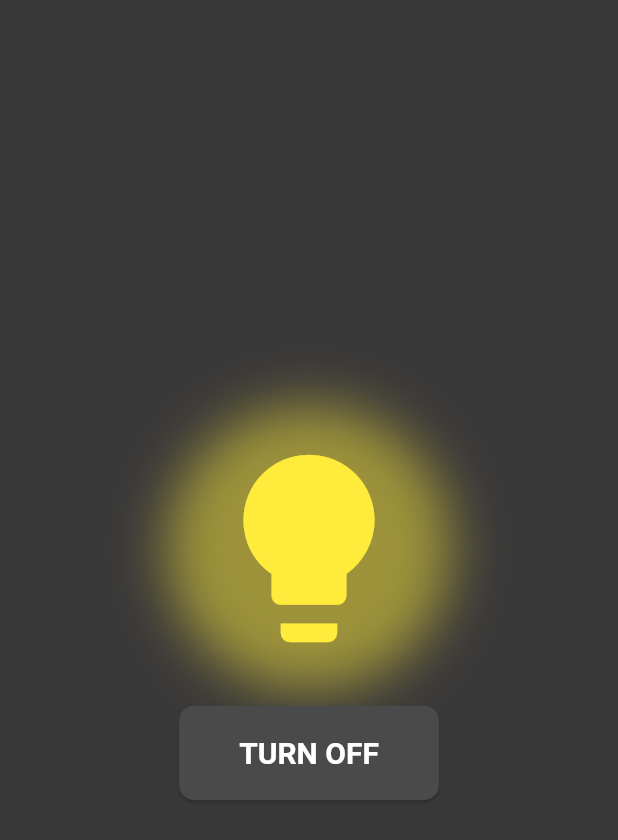
After one commit to Sabahat-12345/first_app, a Flutter app: the screen it shows after launch, after a tap on "TURN ON", on a phone screen of 412 x 824 dp. The commit adds this screen. Shown: the top 840 px of the screen. Run offline on Flutter 3.47's test engine with Material 3 defaults, Android fonts, the phone set to English and light mode, and no system bars; our stand-ins replace google_fonts.

Commit message:
blulb on and off

```diff
--- a/lib/main.dart
+++ b/lib/main.dart
@@ -1,32 +1,88 @@
-// import 'package:first_app/decoration.dart';
-// import 'package:first_app/scrolling_demo_screen.dart';
-// import 'package:first_app/homework.dart';
-import 'package:first_app/signup_screen.dart';
 import 'package:flutter/material.dart';
 
-// import 'textfield_demo_screen.dart';
-// import 'package:first_app/second_screen.dart';
-// import 'package:first_app/user_profile.dart';
-
 void main() {
-  runApp(const MyApp());
+  runApp(const BulbApp());
 }
 
-class MyApp extends StatelessWidget {
-  const MyApp({super.key});
+class BulbApp extends StatelessWidget {
+  const BulbApp({super.key});
 
-
-  // This widget is the root of your application.
   @override
   Widget build(BuildContext context) {
     return MaterialApp(
       debugShowCheckedModeBanner: false,
-      title: 'Flutter Demo',
-      theme: ThemeData(
-        colorScheme: ColorScheme.fromSeed(seedColor:  Colors.deepPurple),
-        useMaterial3: true,
-      ),
-      home: SingupScreen(),
+      home: BulbScreen(),
     );
   }
 }
+
+class BulbScreen extends StatefulWidget {
+  @override
+  State<BulbScreen> createState() => _BulbScreenState();
+}
+
+class _BulbScreenState extends State<BulbScreen> {
+  bool isBulbOn = false;
+
+  void toggleBulb() {
+    setState(() {
+      isBulbOn = !isBulbOn;
+    });
+  }
+
+  @override
+  Widget build(BuildContext context) {
+    return Scaffold(
+      backgroundColor: const Color.fromARGB(255, 58, 57, 57),
+      // AppBar को यहाँ से हटा दिया गया है
+      body: Center(
+        child: Column(
+          mainAxisAlignment: MainAxisAlignment.center,
+          children: [
+            Container(
+              decoration: BoxDecoration(
+                shape: BoxShape.circle,
+                boxShadow: [
+                  BoxShadow(
+                    color: isBulbOn
+                        ? Colors.yellow.withOpacity(0.5)
+                        : const Color.fromARGB(0, 98, 96, 96),
+                    spreadRadius: 20,
+                    blurRadius: 30,
+                  ),
+                ],
+              ),
+              child: Icon(
+                Icons.lightbulb,
+                size: 150,
+                color: isBulbOn ? Colors.yellow : Colors.white,
+              ),
+            ),
+            const SizedBox(height: 30),
+            ElevatedButton(
+              onPressed: toggleBulb,
+              style: ElevatedButton.styleFrom(
+                backgroundColor: const Color.fromARGB(255, 75, 74, 74),
+                padding:
+                    const EdgeInsets.symmetric(horizontal: 40, vertical: 20),
+                textStyle: const TextStyle(
+                  fontSize: 20,
+                  fontWeight: FontWeight.bold,
+                ),
+                shape: RoundedRectangleBorder(
+                  borderRadius: BorderRadius.circular(10),
+                ),
+              ),
+              child: Text(
+                isBulbOn ? 'TURN OFF' : 'TURN ON',
+                style: const TextStyle(
+                  color: Colors.white,
+                ),
+              ),
+            ),
+          ],
+        ),
+      ),
+    );
+  }
+}
--- /dev/null
+++ b/lib/task.dart
@@ -0,0 +1,56 @@
+import 'package:flutter/material.dart';
+
+void main() {
+  runApp(BulbApp());
+}
+
+class BulbApp extends StatelessWidget {
+  const BulbApp({Key? key}) : super(key: key);
+  @override
+  Widget build(BuildContext context) {
+    return MaterialApp(
+      home: BulbScreen(),
+    );
+  }
+}
+
+class BulbScreen extends StatefulWidget {
+  @override
+  _BulbScreenState createState() => _BulbScreenState();
+}
+
+class _BulbScreenState extends State<BulbScreen> {
+  bool isBulbOn = false;
+
+  void toggleBulb() {
+    setState(() {
+      isBulbOn = !isBulbOn;
+    });
+  }
+
+  @override
+  Widget build(BuildContext context) {
+    return Scaffold(
+      appBar: AppBar(
+        title: Text('Bulb On/Off'),
+      ),
+      body: Center(
+        child: Column(
+          mainAxisAlignment: MainAxisAlignment.center,
+          children: [
+            Icon(
+              Icons.lightbulb,
+              size: 100,
+              color: isBulbOn ? Colors.yellow : Colors.grey,
+            ),
+            SizedBox(height: 20),
+            ElevatedButton(
+              onPressed: toggleBulb,
+              child: Text(isBulbOn ? 'Turn Off' : 'Turn On'),
+            ),
+          ],
+        ),
+      ),
+    );
+  }
+}
```
